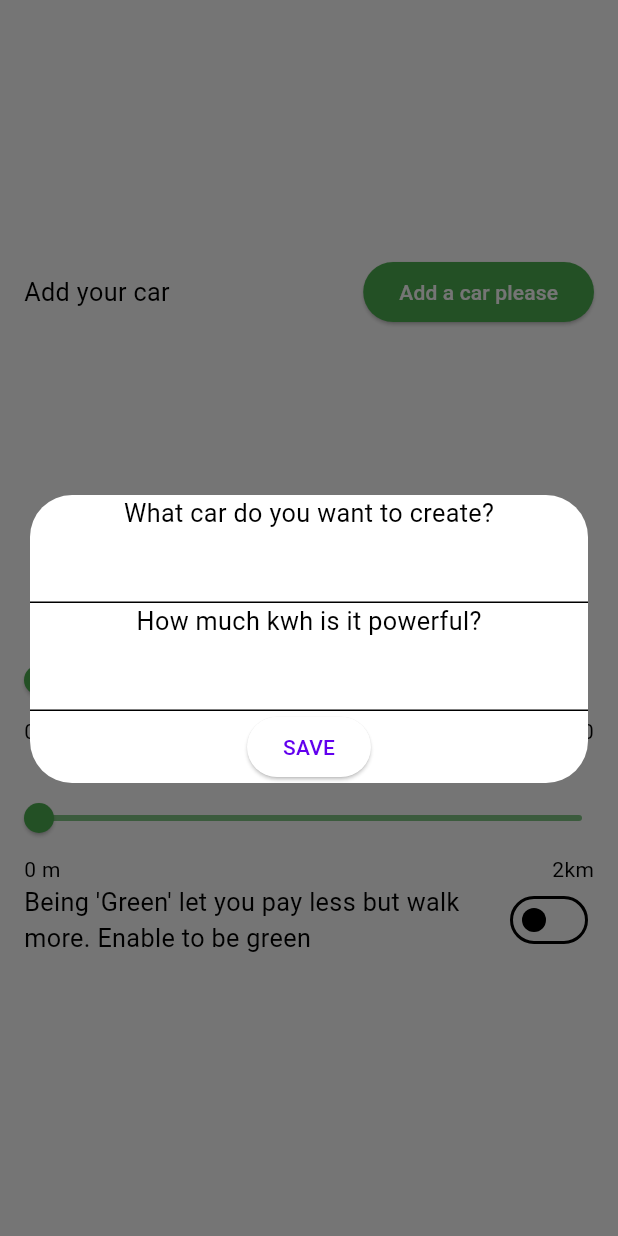
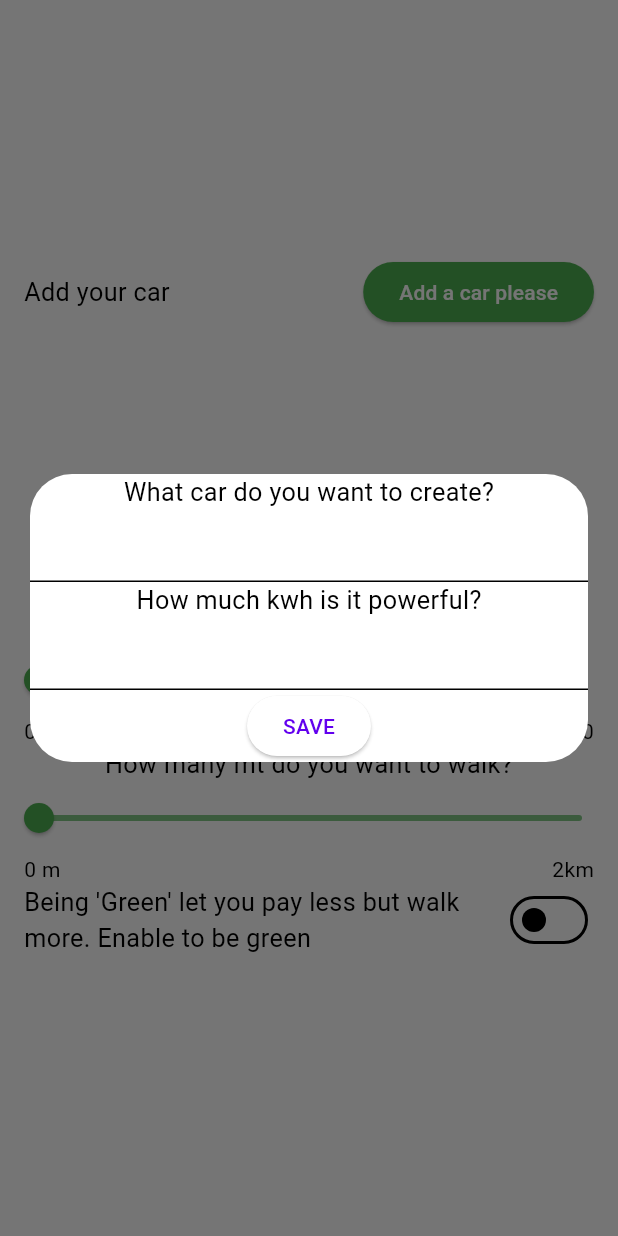
Before and after one commit to Thatisjigen/GreenCars, a Flutter app: the BookingWithNocar widget shown alone on an empty page, opened directly with empty values, after a tap on "Add a car please", on a phone screen of 412 x 824 dp. Run offline on Flutter 3.47's test engine with Material 2 defaults, Android fonts, the phone set to English and light mode, and no system bars; our stand-ins replace bloc, equatable, flutter_bloc, google_maps_flutter, hydrated_bloc.

Commit message:
GreenCars: HomeScreen: adapt the view for portrait and landscape while at it reformat all the codebase

```diff
--- a/lib/blocs/home/nav/navigation_cubit.dart
+++ b/lib/blocs/home/nav/navigation_cubit.dart
@@ -1,6 +1,6 @@
 import 'package:bloc/bloc.dart';
+import 'package:equatable/equatable.dart';
 import 'package:green_cars/blocs/home/nav/states.dart';
-import 'package:equatable/equatable.dart';
 
 part 'navigation_state.dart';
 
--- a/lib/main.dart
+++ b/lib/main.dart
@@ -6,6 +6,7 @@ import 'package:green_cars/presentation/pages/homepage.dart';
 import 'package:green_cars/presentation/theme/style.dart';
 import 'package:hydrated_bloc/hydrated_bloc.dart';
 import 'package:path_provider/path_provider.dart';
+
 import 'blocs/home/nav/navigation_cubit.dart';
 
 void main() async {
--- a/lib/presentation/pages/home/screens/cars/profilescreen.dart
+++ b/lib/presentation/pages/home/screens/cars/profilescreen.dart
@@ -20,8 +20,9 @@ class CarsHome extends StatelessWidget {
             showDialog(
                 context: context,
                 builder: (context) => AddCarDialog(
-                    carNameController: _carNameController,
-                    carKwhController: _carKwhController));
+                      carNameController: _carNameController,
+                      carKwhController: _carKwhController,
+                    ));
           },
           child: const Icon(Icons.add),
         ),
--- a/lib/presentation/pages/home/screens/home/elements/booking_widget.dart
+++ b/lib/presentation/pages/home/screens/home/elements/booking_widget.dart
@@ -26,7 +26,6 @@ class BookingWidget extends StatelessWidget {
 // ignore: must_be_immutable
 class WithCarsWidget extends StatelessWidget {
   CarsLoaded stateOfCars;
-
   final _carNameController = TextEditingController();
   final _carKwhController = TextEditingController();
 
@@ -122,12 +121,14 @@ class BookingWithNocar extends StatelessWidget {
                     onPressed: () {
                       showDialog(
                           context: context,
-                          builder: (context) => SingleChildScrollView(
+                          builder: (context) => Center(
+                                  child: SingleChildScrollView(
+                                padding: const EdgeInsets.all(20),
                                 child: AddCarDialog(
                                   carNameController: carNameController,
                                   carKwhController: carKwhController,
                                 ),
-                              ));
+                              )));
                     },
                     child: const Text("Add a car please"),
                   )
--- a/lib/presentation/pages/home/screens/sharedelements/addcar_dialog.dart
+++ b/lib/presentation/pages/home/screens/sharedelements/addcar_dialog.dart
@@ -6,16 +6,16 @@ import 'package:green_cars/blocs/shared/cars/cars_bloc.dart';
 class AddCarDialog extends StatelessWidget {
   TextEditingController carNameController;
   TextEditingController carKwhController;
-  AddCarDialog(
-      {Key? key,
-      required this.carNameController,
-      required this.carKwhController})
-      : super(key: key);
+  AddCarDialog({
+    Key? key,
+    required this.carNameController,
+    required this.carKwhController,
+  }) : super(key: key);
   @override
   Widget build(BuildContext context) {
     return Dialog(
       elevation: 10,
-      insetPadding: const EdgeInsets.symmetric(vertical: 330, horizontal: 20),
+      insetPadding: const EdgeInsets.symmetric(vertical: 0, horizontal: 0),
       child: Column(
         mainAxisAlignment: MainAxisAlignment.center,
         children: [
--- a/lib/presentation/pages/homepage.dart
+++ b/lib/presentation/pages/homepage.dart
@@ -1,8 +1,9 @@
 import 'package:flutter/material.dart';
 import 'package:flutter_bloc/flutter_bloc.dart';
 import 'package:green_cars/blocs/home/nav/states.dart';
+import 'package:green_cars/presentation/pages/home/screens/cars/profilescreen.dart';
 import 'package:green_cars/presentation/pages/home/screens/home/homescreen.dart';
-import 'package:green_cars/presentation/pages/home/screens/cars/profilescreen.dart';
+
 import '../../blocs/home/nav/navigation_cubit.dart';
 import 'home/elements/bars_and_drawers.dart';
 
```
Also changed, not shown: lib/presentation/pages/home/screens/home/homescreen.dart (+73 -19 lines).
